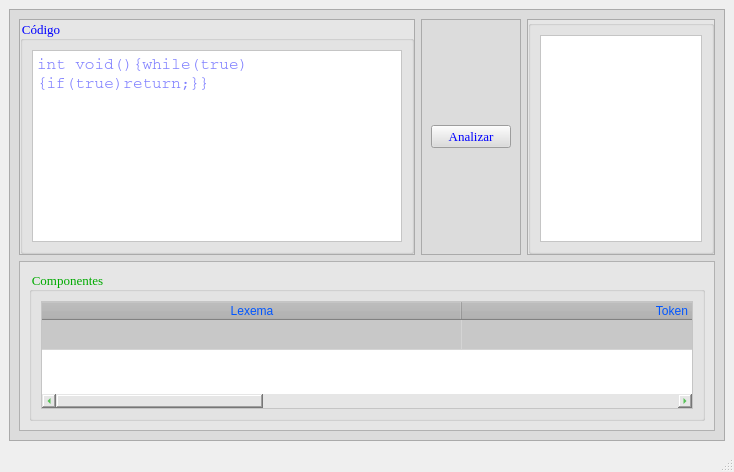
Above: mainwindow.ui from 00urbina00/Analizador_Lexico_ST2_V1.0 before the change. Below: the same form after it.
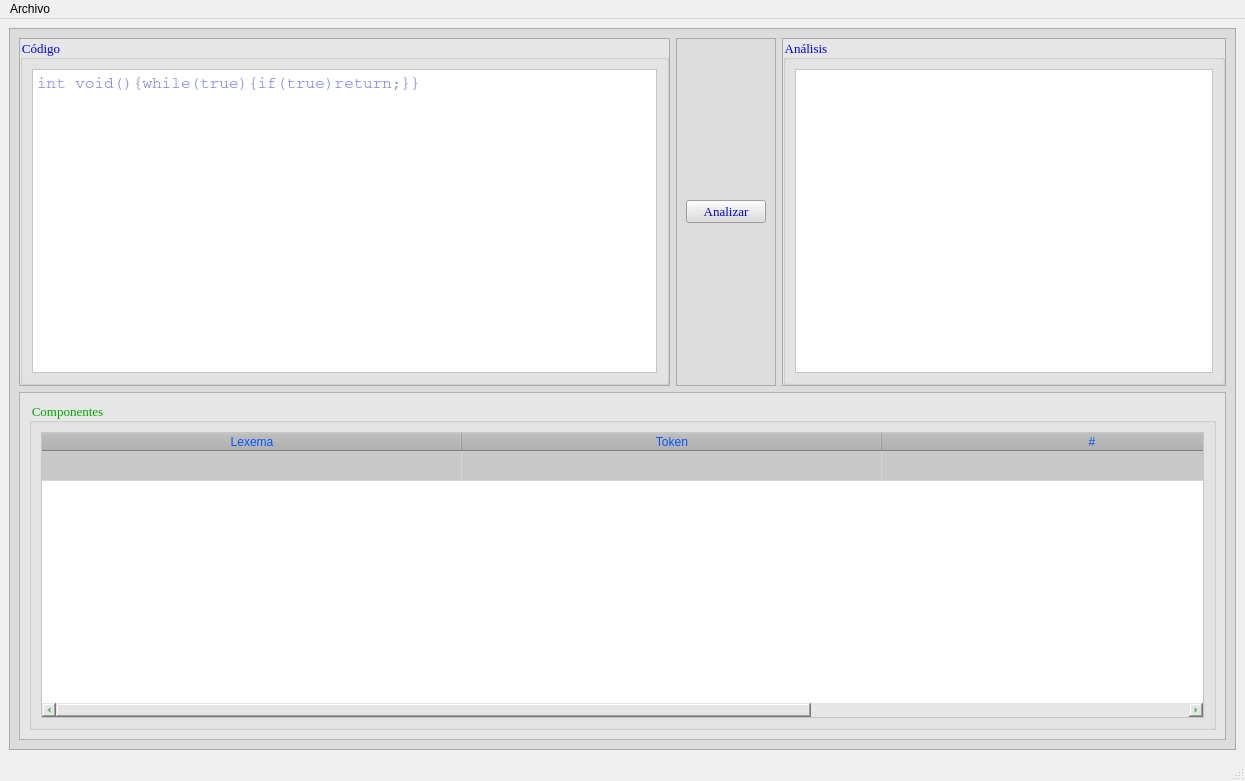
That is the form after the change. Icons and pictures are not drawn.

```diff
--- a/mainwindow.ui
+++ b/mainwindow.ui
@@ -6,8 +6,8 @@
    <rect>
     <x>0</x>
     <y>0</y>
-    <width>734</width>
-    <height>472</height>
+    <width>1245</width>
+    <height>781</height>
    </rect>
   </property>
   <property name="windowTitle">
@@ -181,11 +181,18 @@
               <height>16777215</height>
              </size>
             </property>
+            <property name="font">
+             <font>
+              <family>Times New Roman</family>
+              <pointsize>10</pointsize>
+             </font>
+            </property>
             <property name="styleSheet">
-             <string notr="true">background-color: rgb(230, 230, 230);</string>
+             <string notr="true">background-color: rgb(230, 230, 230);
+color: rgb(0, 0, 255);</string>
             </property>
             <property name="title">
-             <string/>
+             <string>Análisis</string>
             </property>
             <layout class="QGridLayout" name="gridLayout_9">
              <item row="0" column="0">
@@ -352,10 +359,24 @@
     <rect>
      <x>0</x>
      <y>0</y>
-     <width>734</width>
+     <width>1245</width>
      <height>21</height>
     </rect>
    </property>
+   <widget class="QMenu" name="menuArchivo">
+    <property name="font">
+     <font>
+      <family>Calibri</family>
+      <pointsize>10</pointsize>
+     </font>
+    </property>
+    <property name="title">
+     <string>Archivo</string>
+    </property>
+    <addaction name="action_abrir"/>
+    <addaction name="action_guardar"/>
+   </widget>
+   <addaction name="menuArchivo"/>
   </widget>
   <widget class="QStatusBar" name="statusbar"/>
  </widget>
```
Left out of the diff: 30 changed lines with no effect on the pictures.
